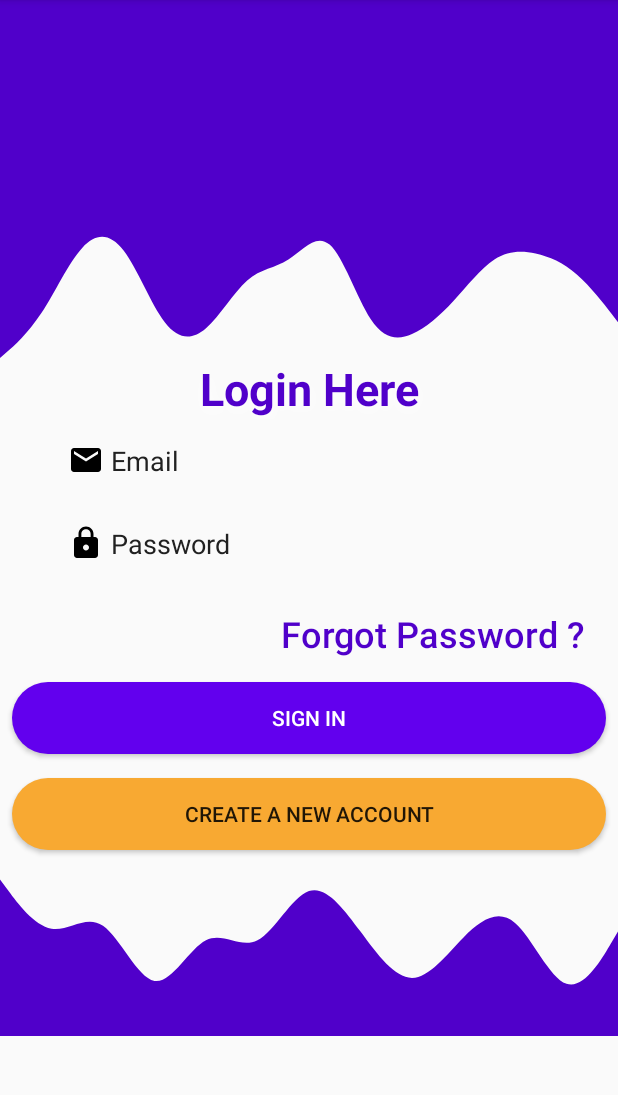
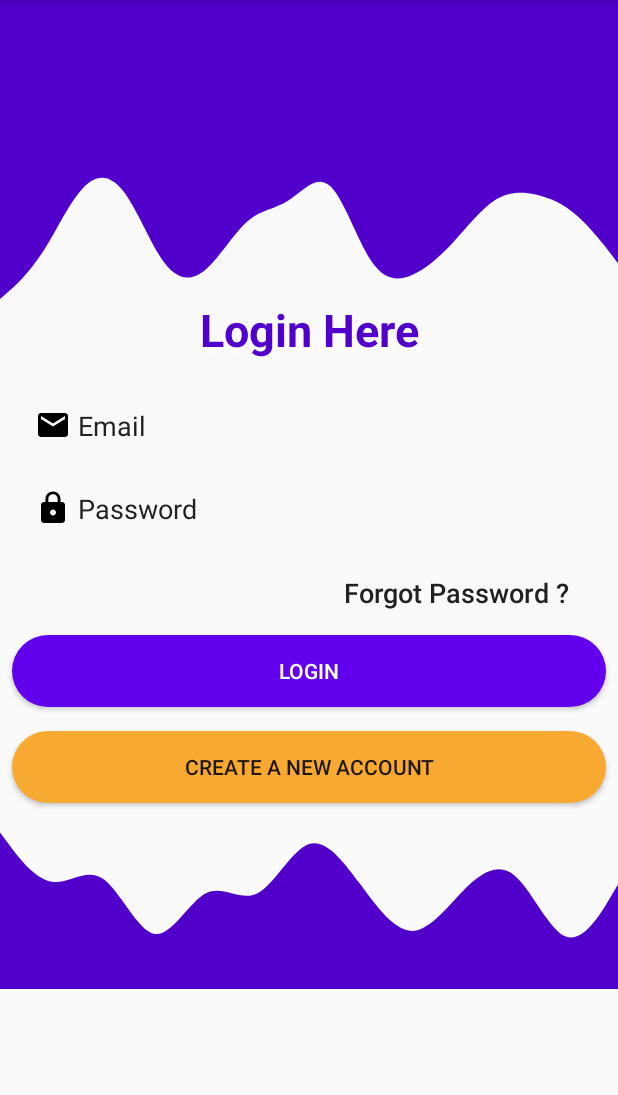
Before and after one commit to Dilip-Sarvaiya/First_Project_Clg, an Android app: the screen it shows after launch (Login_Screen), on a phone screen of 412 x 824 dp, the part 84-1179 px from its top. Run offline under Robolectric (Android 15) with nearby library versions, the phone set to English and light mode, and no system bars.

Commit message:
Modified sized of EditTexts in Login screen Button name chnaged in Contact Screen

```diff
--- a/app/src/main/res/layout/activity_login.xml
+++ b/app/src/main/res/layout/activity_login.xml
@@ -15,7 +15,7 @@
         <View
             android:id="@+id/view2"
             android:layout_width="match_parent"
-            android:layout_height="119dp"
+            android:layout_height="80dp"
             android:background="@color/topview" />
 
         <View
@@ -49,8 +49,9 @@
                 android:id="@+id/editTextTextEmailAddress"
                 android:layout_width="match_parent"
                 android:layout_height="wrap_content"
-                android:layout_marginStart="30dp"
-                android:layout_marginEnd="30dp"
+                android:layout_marginStart="8dp"
+                android:layout_marginTop="16dp"
+                android:layout_marginEnd="8dp"
                 android:backgroundTint="@android:color/transparent"
                 android:drawableStart="@drawable/ic_email_48px"
                 android:ems="10"
@@ -58,6 +59,7 @@
                 android:inputType="textEmailAddress"
                 android:padding="15dp"
                 android:textColorHint="@color/primary_text"
+                android:textSize="18sp"
                 app:layout_constraintEnd_toEndOf="parent"
                 app:layout_constraintStart_toStartOf="parent"
                 app:layout_constraintTop_toBottomOf="@+id/textView" />
@@ -66,8 +68,8 @@
                 android:id="@+id/editTextTextPassword"
                 android:layout_width="match_parent"
                 android:layout_height="wrap_content"
-                android:layout_marginStart="30dp"
-                android:layout_marginEnd="30dp"
+                android:layout_marginStart="8dp"
+                android:layout_marginEnd="8dp"
                 android:backgroundTint="@android:color/transparent"
                 android:drawableStart="@drawable/ic_lock_48px"
                 android:ems="10"
@@ -76,6 +78,7 @@
                 android:padding="15dp"
                 android:textColor="#292929"
                 android:textColorHint="@color/primary_text"
+                android:textSize="18sp"
                 app:layout_constraintEnd_toEndOf="parent"
                 app:layout_constraintStart_toStartOf="parent"
                 app:layout_constraintTop_toBottomOf="@+id/editTextTextEmailAddress" />
@@ -85,10 +88,12 @@
                 android:layout_width="wrap_content"
                 android:layout_height="wrap_content"
                 android:layout_marginTop="16dp"
+                android:layout_marginEnd="8dp"
                 android:fontFamily="sans-serif-medium"
                 android:text="Forgot Password ? "
-                android:textColor="@color/topview"
-                android:textSize="24sp"
+                android:textColor="@color/primary_text"
+                android:textSize="18sp"
+                android:textStyle="normal"
                 app:layout_constraintEnd_toEndOf="parent"
                 app:layout_constraintHorizontal_bias="0.921"
                 app:layout_constraintStart_toStartOf="parent"
@@ -102,7 +107,7 @@
                 android:layout_marginTop="16dp"
                 android:layout_marginEnd="8dp"
                 android:background="@drawable/round_corner"
-                android:text="Sign in"
+                android:text="Login"
                 android:textColor="@color/icons"
                 app:layout_constraintEnd_toEndOf="parent"
                 app:layout_constraintHorizontal_bias="0.498"
--- a/app/src/main/res/values/styles.xml
+++ b/app/src/main/res/values/styles.xml
@@ -12,8 +12,6 @@
         <item name="android:paddingTop">24dp</item>
         <item name="android:textColorHint">@color/secondary_text</item>
         <item name="android:textStyle">bold</item>
-        <item name="android:layout_marginStart">8dp</item>
-        <item name="android:layout_marginEnd">8dp</item>
         <item name="android:textColorHighlight">@color/favorite</item>
         <item name="android:ems">10</item>
     </style>
```
Also changed, not shown: app/src/main/res/layout/activity_about_us.xml (+14 -7 lines), app/src/main/res/layout/activity_contact_us.xml (+16 -4 lines).
